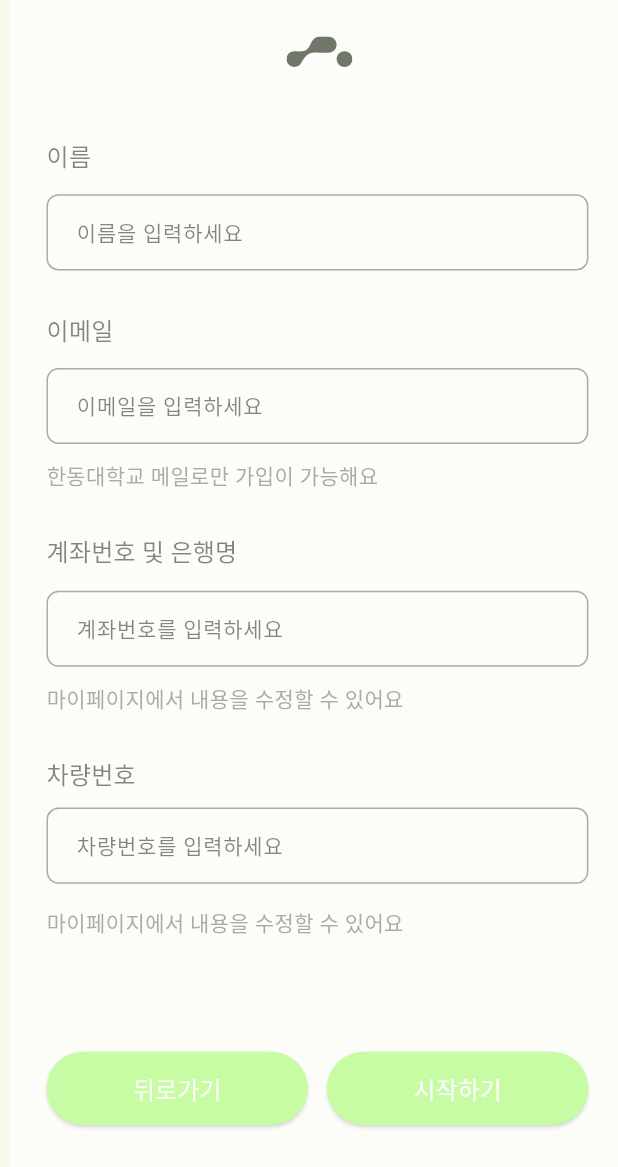
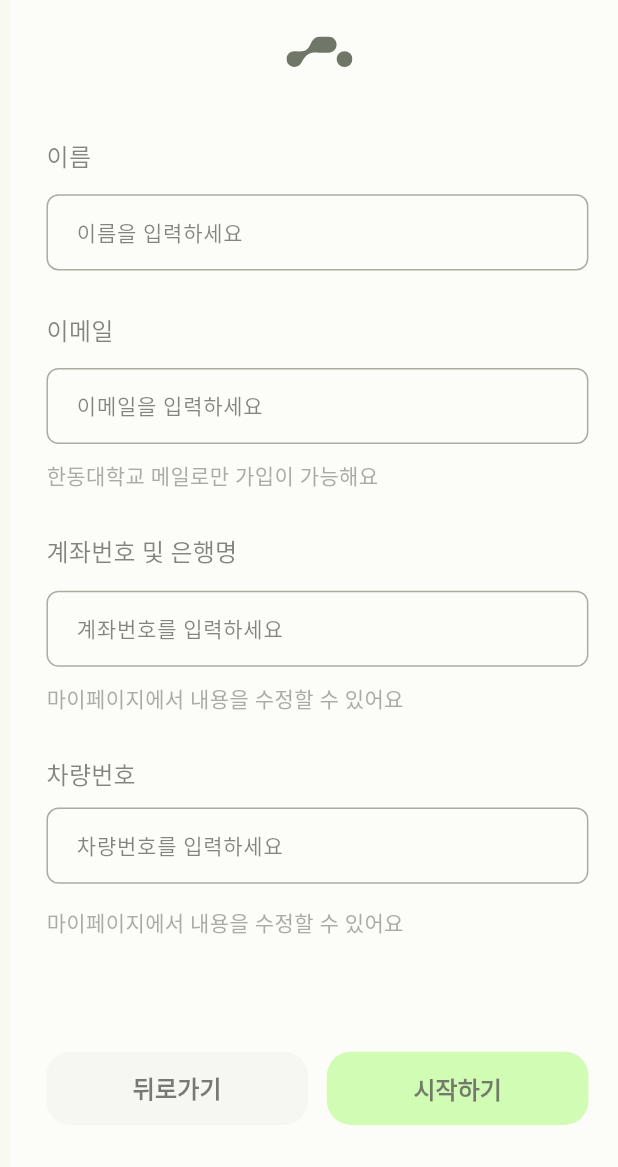
Before and after one commit to GachiTayo/tayo_FE, a Flutter app: the screen it shows after launch, after a tap on "구글 로그인", on a phone screen of 412 x 824 dp. Shown: the top 1167 px of the screen. Run offline on Flutter 3.47's test engine with Material 3 defaults, Android fonts, the phone set to English and light mode, and no system bars; our stand-ins replace flutter_dotenv, flutter_screenutil, flutter_svg, get, go_router; Roboto replaces fonts that are missing (Five, Four, Six).

Commit message:
회원가입창 수정

```diff
--- a/lib/screens/login/signin_screen.dart
+++ b/lib/screens/login/signin_screen.dart
@@ -129,42 +129,34 @@ class _SignInScreenState extends State<SignInScreen> {
             // 버튼
             Row(
               children: [
-                // 뒤로가기 버튼
+                // 뒤로가기 버튼 (OutlinedButton, 연한 회색 배경)
                 SizedBox(
                   width: 165.w,
                   height: 50.h,
-                  child: ElevatedButton(
-                    onPressed: () async {
-                      final authProvider = Provider.of<AuthProvider>(
-                        context,
-                        listen: false,
-                      );
-                      final success = await authProvider.saveAdditionalInfo(
-                        bankAccount: _bankAccountController.text,
-                        carNumber: _carNumberController.text,
-                      );
-
-                      if (success && context.mounted) {
-                        context.go('../');
-                      } else if (context.mounted) {
-                        ScaffoldMessenger.of(context).showSnackBar(
-                          const SnackBar(
-                            content: Text(
-                              'Failed to save information. Please try again.',
-                            ),
-                          ),
-                        );
-                      }
+                  child: OutlinedButton(
+                    onPressed: () {
+                      context.go('/login'); // 이전 페이지로 이동
                     },
-                    style: ElevatedButton.styleFrom(
-                      minimumSize: const Size(double.infinity, 50),
+                    style: OutlinedButton.styleFrom(
+                      backgroundColor: Colors.grey[100], // 연한 회색 배경
+                      side: BorderSide.none, // 테두리 제거
+                      shape: RoundedRectangleBorder(
+                        borderRadius: BorderRadius.circular(16),
+                      ),
                     ),
-                    child: const Text('뒤로가기'),
+                    child: Text(
+                      '뒤로가기',
+                      style: TextStyle(
+                        color: Colors.black87,
+                        fontWeight: FontWeight.w600,
+                        fontSize: 16,
+                      ),
+                    ),
                   ),
                 ),
                 SizedBox(width: 12.w),
 
-                // 시작하기 버튼
+// 시작하기 버튼 (ElevatedButton, 연두색 배경)
                 SizedBox(
                   width: 165.w,
                   height: 50.h,
@@ -211,9 +203,20 @@ class _SignInScreenState extends State<SignInScreen> {
                       }
                     },
                     style: ElevatedButton.styleFrom(
-                      minimumSize: const Size(double.infinity, 50),
+                      backgroundColor: const Color(0xFFB5FF8A), // 연두색 (이미지 참고)
+                      shape: RoundedRectangleBorder(
+                        borderRadius: BorderRadius.circular(16),
+                      ),
+                      elevation: 0,
                     ),
-                    child: const Text('시작하기'),
+                    child: Text(
+                      '시작하기',
+                      style: TextStyle(
+                        color: Colors.black87,
+                        fontWeight: FontWeight.w600,
+                        fontSize: 16,
+                      ),
+                    ),
                   ),
                 ),
               ],
```
